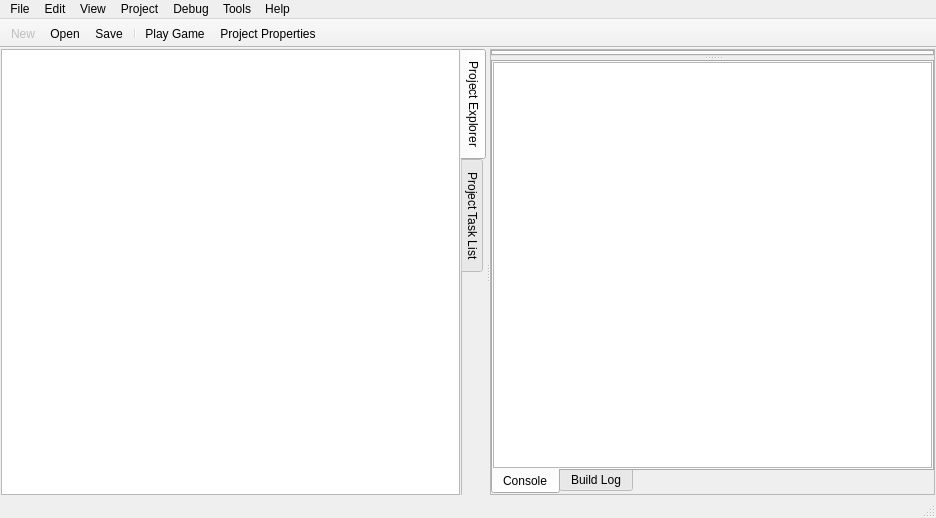
Qt form src/mainwindow.ui (Eggbertx/QtSphere-IDE) before a commit.
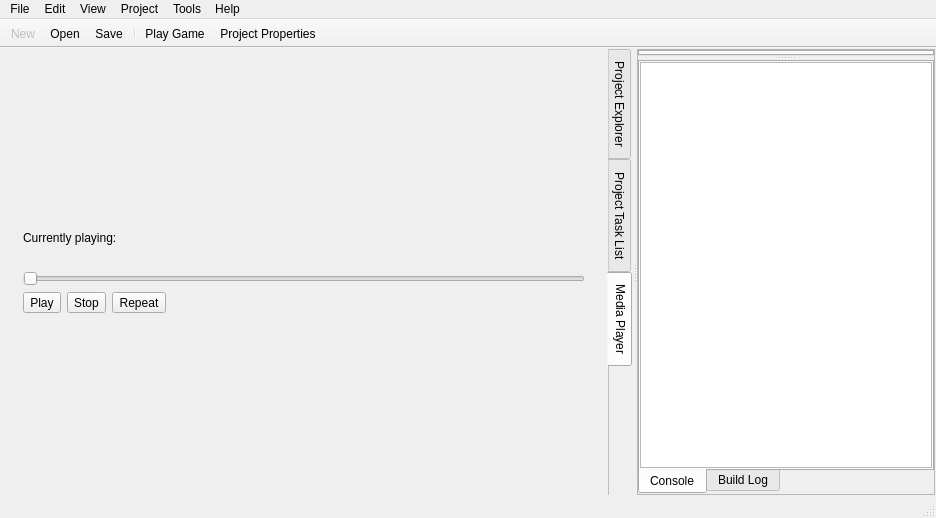
The same form after that commit. The open tabs and pages were chosen to show the change. Icons and pictures are not drawn.

Commit message: Add simple audio player

What changed in the file:
```diff
--- a/src/mainwindow.ui
+++ b/src/mainwindow.ui
@@ -210,6 +210,141 @@
          </item>
         </layout>
        </widget>
+       <widget class="QWidget" name="mediaPlayerTab">
+        <attribute name="title">
+         <string>Media Player</string>
+        </attribute>
+        <layout class="QVBoxLayout" name="verticalLayout_3">
+         <item>
+          <widget class="QScrollArea" name="scrollArea">
+           <property name="frameShape">
+            <enum>QFrame::NoFrame</enum>
+           </property>
+           <property name="frameShadow">
+            <enum>QFrame::Plain</enum>
+           </property>
+           <property name="widgetResizable">
+            <bool>true</bool>
+           </property>
+           <widget class="QWidget" name="scrollAreaWidgetContents">
+            <property name="geometry">
+             <rect>
+              <x>0</x>
+              <y>0</y>
+              <width>619</width>
+              <height>422</height>
+             </rect>
+            </property>
+            <layout class="QVBoxLayout" name="verticalLayout_8">
+             <item>
+              <spacer name="verticalSpacer">
+               <property name="orientation">
+                <enum>Qt::Vertical</enum>
+               </property>
+               <property name="sizeHint" stdset="0">
+                <size>
+                 <width>20</width>
+                 <height>40</height>
+                </size>
+               </property>
+              </spacer>
+             </item>
+             <item>
+              <widget class="QLabel" name="currentlyPlaying">
+               <property name="text">
+                <string>Currently playing:</string>
+               </property>
+              </widget>
+             </item>
+             <item>
+              <widget class="QLabel" name="currAudioLbl">
+               <property name="sizePolicy">
+                <sizepolicy hsizetype="Expanding" vsizetype="Preferred">
+                 <horstretch>0</horstretch>
+                 <verstretch>0</verstretch>
+                </sizepolicy>
+               </property>
+               <property name="text">
+                <string/>
+               </property>
+              </widget>
+             </item>
+             <item>
+              <widget class="QSlider" name="horizontalSlider">
+               <property name="enabled">
+                <bool>false</bool>
+               </property>
+               <property name="maximum">
+                <number>100</number>
+               </property>
+               <property name="sliderPosition">
+                <number>0</number>
+               </property>
+               <property name="orientation">
+                <enum>Qt::Horizontal</enum>
+               </property>
+              </widget>
+             </item>
+             <item>
+              <layout class="QHBoxLayout" name="horizontalLayout">
+               <item>
+                <widget class="QToolButton" name="playToggleButton">
+                 <property name="text">
+                  <string>Play</string>
+                 </property>
+                </widget>
+               </item>
+               <item>
+                <widget class="QToolButton" name="stopButton">
+                 <property name="text">
+                  <string>Stop</string>
+                 </property>
+                </widget>
+               </item>
+               <item>
+                <widget class="QToolButton" name="repeatButton">
+                 <property name="text">
+                  <string>Repeat</string>
+                 </property>
+                 <property name="checkable">
+                  <bool>true</bool>
+                 </property>
+                </widget>
+               </item>
+               <item>
+                <spacer name="horizontalSpacer_2">
+                 <property name="orientation">
+                  <enum>Qt::Horizontal</enum>
+                 </property>
+                 <property name="sizeHint" stdset="0">
+                  <size>
+                   <width>418</width>
+                   <height>20</height>
+                  </size>
+                 </property>
+                </spacer>
+               </item>
+              </layout>
+             </item>
+             <item>
+              <spacer name="verticalSpacer_2">
+               <property name="orientation">
+                <enum>Qt::Vertical</enum>
+               </property>
+               <property name="sizeHint" stdset="0">
+                <size>
+                 <width>20</width>
+                 <height>40</height>
+                </size>
+               </property>
+              </spacer>
+             </item>
+            </layout>
+           </widget>
+          </widget>
+         </item>
+        </layout>
+       </widget>
       </widget>
       <widget class="QFrame" name="mainAreaFrame">
        <property name="enabled">
@@ -415,23 +550,6 @@
     <addaction name="separator"/>
     <addaction name="actionProject_Properties"/>
    </widget>
-   <widget class="QMenu" name="menuDebug">
-    <property name="enabled">
-     <bool>true</bool>
-    </property>
-    <property name="title">
-     <string>Debug</string>
-    </property>
-    <addaction name="actionTest_Game"/>
-    <addaction name="separator"/>
-    <addaction name="actionStart_Debugging"/>
-    <addaction name="actionBreak_Into_Debugger"/>
-    <addaction name="actionStop_Debugging"/>
-    <addaction name="separator"/>
-    <addaction name="actionStep_Into"/>
-    <addaction name="actionStep_Over"/>
-    <addaction name="actionStep_Out"/>
-   </widget>
    <widget class="QMenu" name="menuTools">
     <property name="title">
      <string>Tools</string>
@@ -455,7 +573,6 @@
    <addaction name="menuEdit"/>
    <addaction name="menuView"/>
    <addaction name="menuProject"/>
-   <addaction name="menuDebug"/>
    <addaction name="menuTools"/>
    <addaction name="menuHelp"/>
   </widget>
```
Left out of the diff: 91 changed lines with no effect on the pictures. The commit also changes 3 other files.
